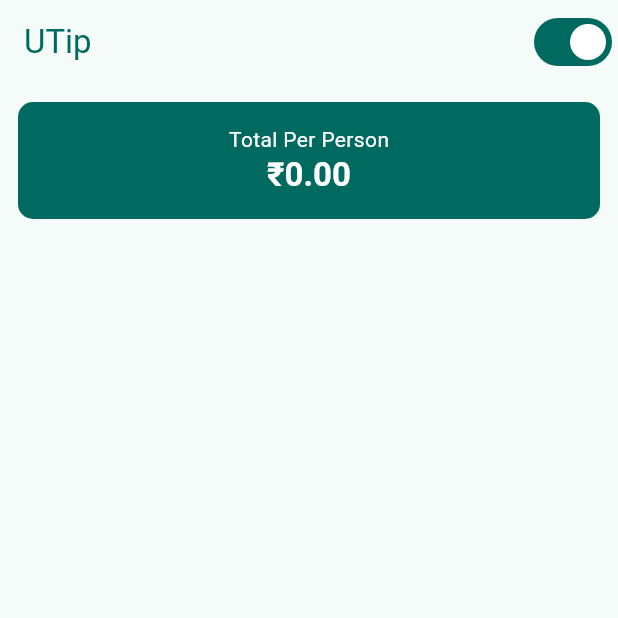
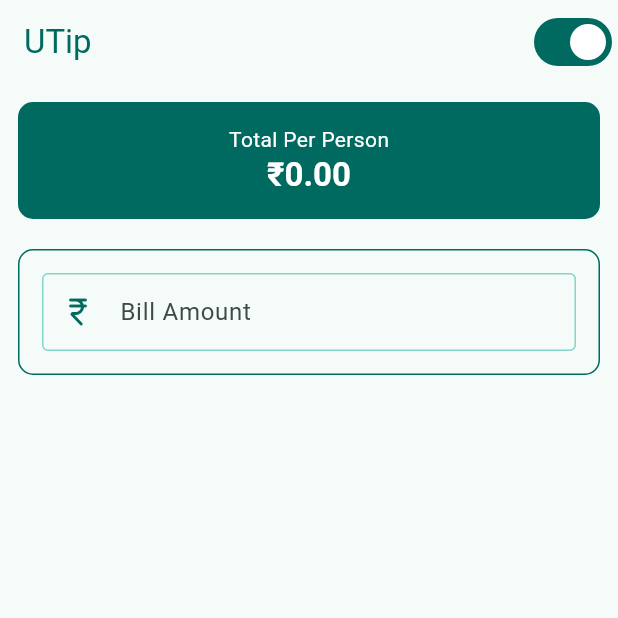
Before and after one commit to Alok-Sci/coursera--tip-calculator-app, a Flutter app: the screen it shows after launch, on a phone screen of 412 x 824 dp, the top half of it. Run offline on Flutter 3.47's test engine with Material 3 defaults, Android fonts, the phone set to English and light mode, and no system bars.

Commit message:
Task 5: Create the Bill Amount Container and the TextField

```diff
--- a/lib/main.dart
+++ b/lib/main.dart
@@ -86,6 +86,51 @@ class _UTipState extends State<UTip> {
                 ],
               ),
             ),
+
+            // * bill amount container
+            SizedBox(height: 20),
+            Container(
+              decoration: BoxDecoration(
+                border: Border.all(
+                  color: colorScheme.primary,
+                ),
+                borderRadius: BorderRadius.circular(10),
+              ),
+              padding: EdgeInsets.all(15),
+              child: Column(
+                children: [
+                  // * bill amount textfield
+                  TextField(
+                    keyboardType: TextInputType.number,
+                    style: textTheme.bodyMedium
+                        ?.copyWith(color: colorScheme.primary),
+                    decoration: InputDecoration(
+                      prefixIcon: Icon(
+                        Icons.currency_rupee_rounded,
+                        color: colorScheme.primary,
+                      ),
+                      enabledBorder: OutlineInputBorder(
+                        borderSide: BorderSide(
+                          color: colorScheme.primaryFixedDim,
+                        ),
+                      ),
+                      focusedBorder: OutlineInputBorder(
+                        borderSide: BorderSide(
+                          color: colorScheme.primary,
+                        ),
+                      ),
+                      label: Text("Bill Amount"),
+                      hintText: "eg. 10.8",
+                      hintStyle: textTheme.bodyMedium
+                          ?.copyWith(color: colorScheme.primaryFixedDim),
+                    ),
+                    onChanged: (value) {
+                      debugPrint('Textfield value: $value');
+                    },
+                  ),
+                ],
+              ),
+            )
           ],
         ),
       ),
```
